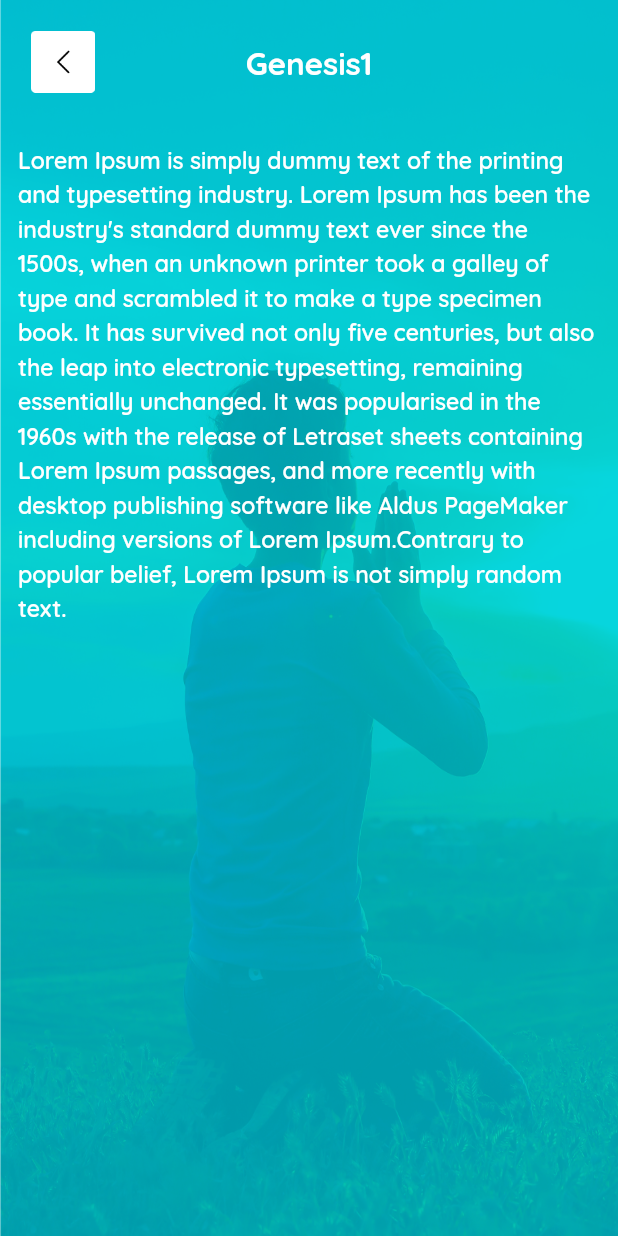
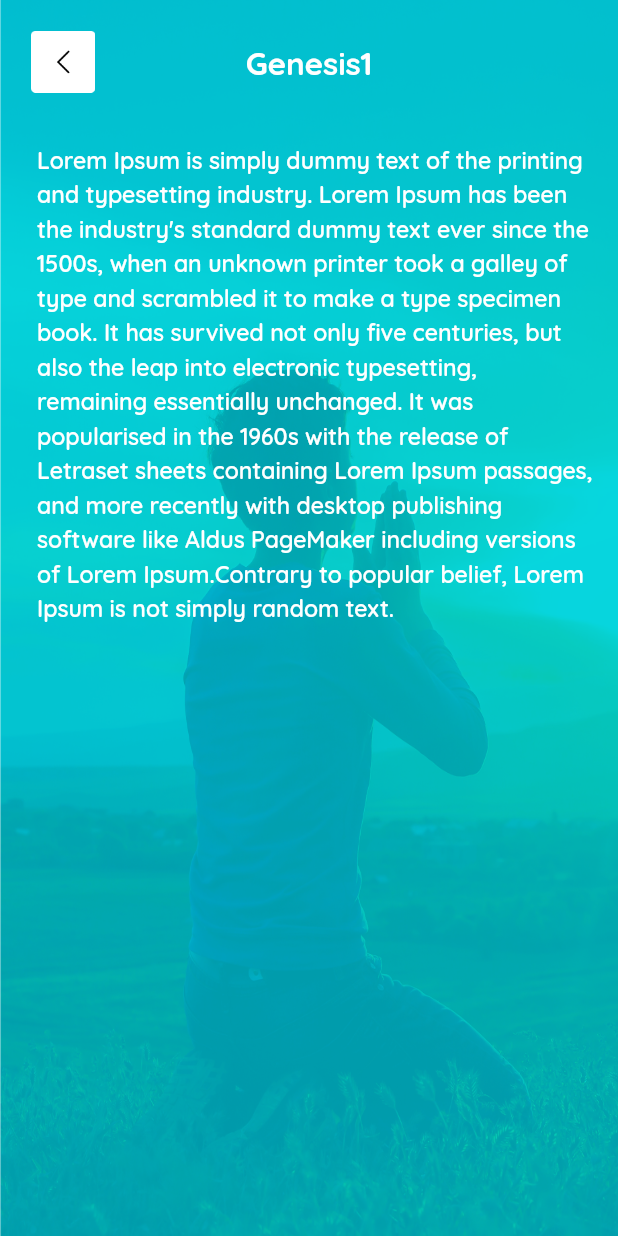
Before and after one commit to TorchPoint/PrayerApp, a Flutter app: the BibleChapterDetailsScreen screen opened directly, on a phone screen of 412 x 824 dp. Run offline on Flutter 3.47's test engine with Material 2 defaults, Android fonts, the phone set to English and light mode, and no system bars; our stand-ins replace another_flushbar, bubble_tab_indicator, contacts_service, fluttertoast, font_awesome_flutter, mask_text_input_formatter and 4 more; missing offline and left inert: flutter_cupertino_date_picker_fork, textfield_search.

Commit message:
chapter_list_Screen_ui_updated

```diff
--- a/lib/bible/screens/bible_chapter_details_screen.dart
+++ b/lib/bible/screens/bible_chapter_details_screen.dart
@@ -25,7 +25,7 @@ class _BibleChapterDetailsScreenState extends State<BibleChapterDetailsScreen> {
             Expanded(
               child: SingleChildScrollView(
                 child: Padding(
-                  padding: EdgeInsets.only(left: 12.0,right: 12.0,bottom: 10.0),
+                  padding: EdgeInsets.only(left: MediaQuery.of(context).size.width*0.06,right: MediaQuery.of(context).size.width*0.04,bottom: 10.0),
                   child: Text(AppStrings.LOREM_EPSUM_STRING,style: TextStyle(color: AppColors.WHITE_COLOR,fontWeight: FontWeight.w600,height: 1.5),textScaleFactor: 1.1),
                 ),
               ),
```
